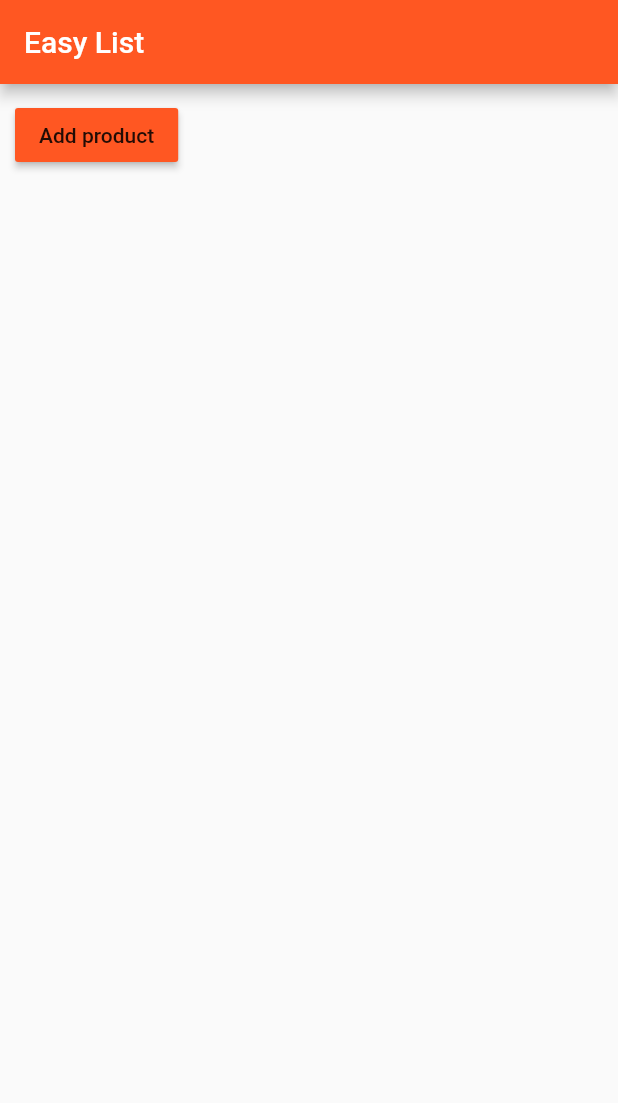
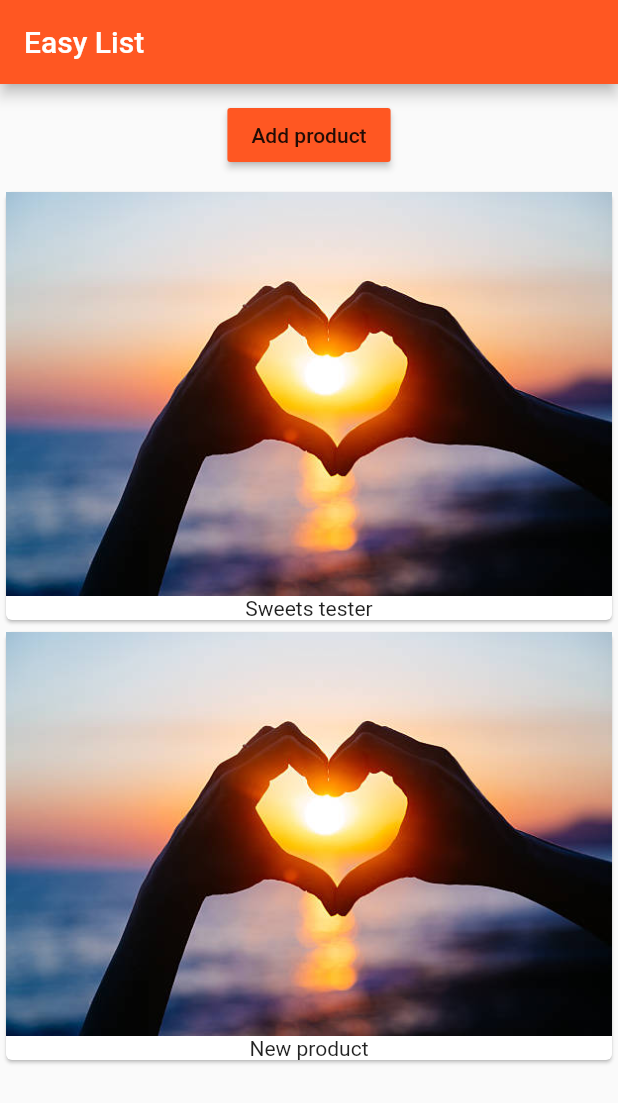
Before and after one commit to nhamhv/learn-flutter, a Flutter app: the screen it shows after launch, after a tap on "Add product", on a phone screen of 412 x 824 dp. Shown: the top 1103 px of the screen. Run offline on Flutter 3.47's test engine with Material 2 defaults, Android fonts, the phone set to English and light mode, and no system bars.

Commit message:
Add producr=t control

```diff
--- /dev/null
+++ b/lib/product_control.dart
@@ -0,0 +1,17 @@
+import 'package:flutter/material.dart';
+
+class ProductControl extends StatelessWidget {
+  final addProduct;
+ProductControl(this.addProduct);
+
+  @override
+  Widget build(BuildContext context) {
+    return RaisedButton(
+            color: Theme.of(context).primaryColor,
+            onPressed: () {
+              addProduct('New product');
+            },
+            child: Text('Add product'),
+          );
+  }
+}
--- a/lib/product_manager.dart
+++ b/lib/product_manager.dart
@@ -1,6 +1,7 @@
 import 'package:flutter/material.dart';
 
 import './products.dart';
+import './product_control.dart';
 
 class ProductManager extends StatefulWidget {
   final String startingProduct;
@@ -22,23 +23,22 @@ class _ProdductManagerState extends State<ProductManager> {
     _products.add(widget.startingProduct);
   }
 
+
+  void _addProduct(String product) {
+    setState(() {
+      _products.add(product);
+    });
+  }
+
   @override
   Widget build(BuildContext context) {
     return Column(
       children: [
         Container(
           margin: EdgeInsets.all(10.0),
-          child: RaisedButton(
-            color: Theme.of(context).primaryColor,
-            onPressed: () {
-              setState(() {
-                _products.add('New food');
-              });
-            },
-            child: Text('Add product'),
-          ),
+          child: ProductControl(_addProduct),
         ),
-        Products(),
+        Products(_products),
       ],
     );
   }
```
